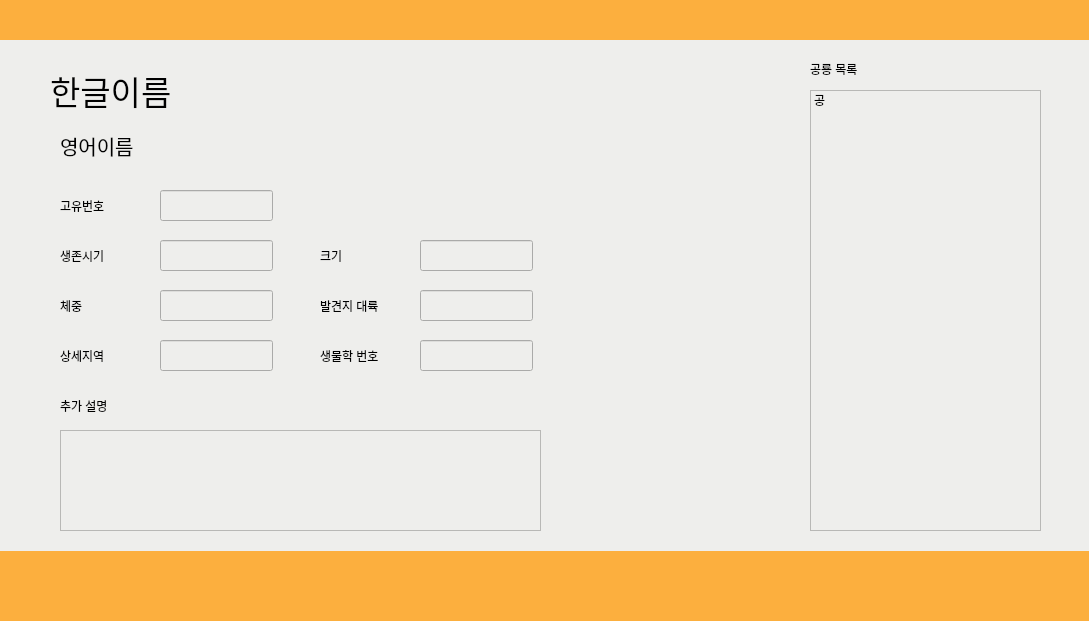
This is student.ui in YangwonChoi/eduwill as Qt 5 draws it before an edit. The edited form follows.
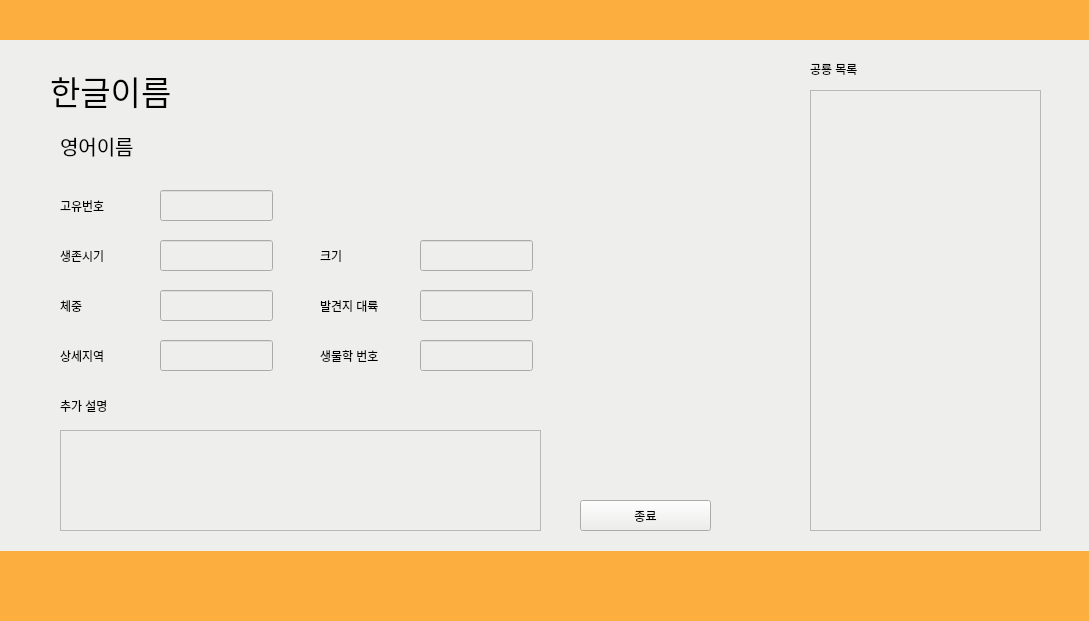
This is the edited form.

```diff
--- a/student.ui
+++ b/student.ui
@@ -816,11 +816,6 @@
         <height>441</height>
        </rect>
       </property>
-      <item>
-       <property name="text">
-        <string>공</string>
-       </property>
-      </item>
      </widget>
      <widget class="QLabel" name="label_15">
       <property name="geometry">
@@ -1045,6 +1040,19 @@
        <string>공룡 목록</string>
       </property>
      </widget>
+     <widget class="QPushButton" name="lean_exit_btn">
+      <property name="geometry">
+       <rect>
+        <x>550</x>
+        <y>460</y>
+        <width>131</width>
+        <height>31</height>
+       </rect>
+      </property>
+      <property name="text">
+       <string>종료</string>
+      </property>
+     </widget>
     </widget>
    </widget>
   </widget>
```
